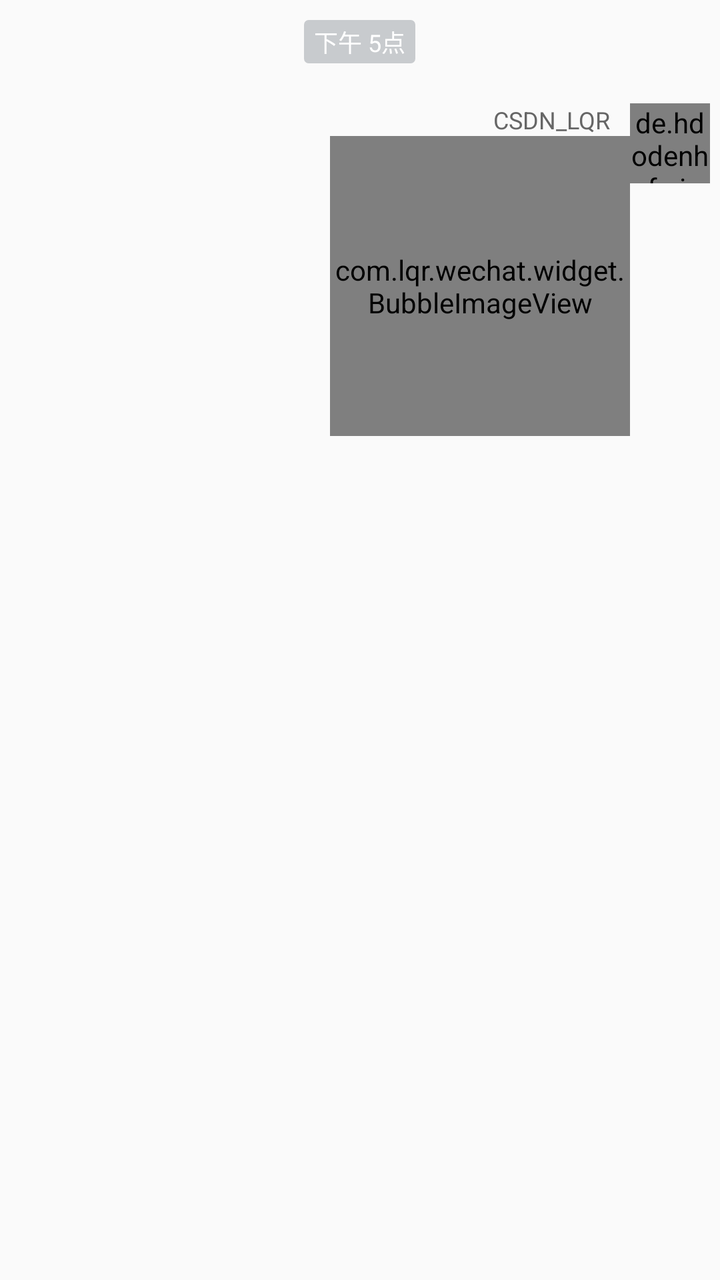
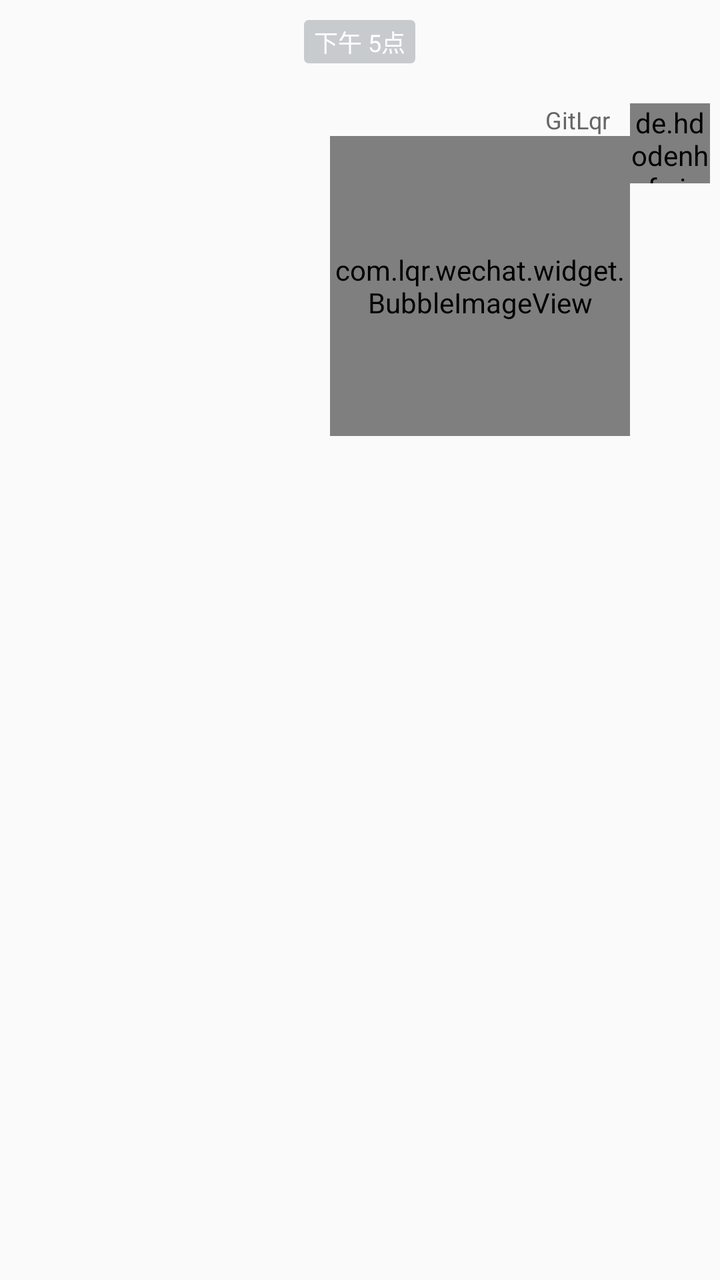

Screens rendered from an Android XML layout before and after an edit, with the pre-edit source and the edit as a unified diff.
<!-- AndroidManifest.xml: application theme AppTheme -->
<!-- res/layout/item_video_send.xml -->
<?xml version="1.0" encoding="utf-8"?>
<LinearLayout xmlns:android="http://schemas.android.com/apk/res/android"
              xmlns:app="http://schemas.android.com/apk/res-auto"
              android:layout_width="match_parent"
              android:layout_height="match_parent"
              android:orientation="vertical">

    

    <TextView
        android:id="@+id/tvTime"
        android:layout_width="wrap_content"
        android:layout_height="wrap_content"
        android:layout_gravity="center_horizontal"
        android:layout_margin="10dp"
        android:background="@drawable/shape_notification_bg"
        android:gravity="center"
        android:paddingBottom="2dp"
        android:paddingLeft="5dp"
        android:paddingRight="5dp"
        android:paddingTop="2dp"
        android:text="下午 5点"
        android:textColor="#fff"
        android:textSize="12sp"/>

    <LinearLayout
        android:layout_width="wrap_content"
        android:layout_height="wrap_content"
        android:layout_gravity="right"
        android:gravity="right"
        android:orientation="horizontal"
        android:paddingBottom="20dp"
        android:paddingLeft="5dp"
        android:paddingRight="5dp"
        android:paddingTop="10dp">

        

        <LinearLayout
            android:id="@+id/llError"
            android:layout_width="wrap_content"
            android:layout_height="wrap_content"
            android:layout_gravity="center"
            android:visibility="gone">

            <TextView
                android:id="@+id/tvRetry"
                android:layout_width="wrap_content"
                android:layout_height="wrap_content"
                android:layout_gravity="center"
                android:text="重试"/>

            <de.hdodenhof.circleimageview.CircleImageView
                android:id="@+id/ivError"
                android:layout_width="20dp"
                android:layout_height="20dp"
                android:layout_gravity="center"
                android:layout_margin="5dp"
                android:src="@mipmap/img_error"/>
        </LinearLayout>

        <LinearLayout
            android:layout_width="wrap_content"
            android:layout_height="wrap_content"
            android:gravity="right"
            android:orientation="vertical">

            <TextView
                android:id="@+id/tvName"
                android:layout_width="wrap_content"
                android:layout_height="wrap_content"
                android:layout_marginRight="10dp"
                android:text="CSDN_LQR"
                android:textColor="#666666"
                android:textSize="12sp"
                android:visibility="visible"/>

            <RelativeLayout
                android:layout_width="wrap_content"
                android:layout_height="wrap_content">

                
                <com.lqr.wechat.widget.BubbleImageView
                    android:id="@+id/bivPic"
                    android:layout_width="150dp"
                    android:layout_height="150dp"
                    android:adjustViewBounds="true"
                    android:minWidth="80dp"
                    android:scaleType="fitCenter"
                    android:src="@mipmap/dialog_toast_bg"
                    app:bubble_angle="10dp"
                    app:bubble_arrowHeight="10dp"
                    app:bubble_arrowLocation="right"
                    app:bubble_arrowOffset="-5dp"
                    app:bubble_arrowTop="20dp"
                    app:bubble_arrowWidth="8dp"
                    app:bubble_showShadow="false"
                    app:bubble_showText="false"
                    />

                <com.lqr.wechat.widget.CircularProgressBar
                    android:id="@+id/cpbLoading"
                    android:layout_width="30dp"
                    android:layout_height="30dp"
                    android:layout_centerInParent="true"
                    android:layout_marginLeft="41dp"
                    android:visibility="gone"
                    />

                <ImageView
                    android:id="@+id/ivPlay"
                    android:layout_width="30dp"
                    android:layout_height="30dp"
                    android:layout_centerInParent="true"
                    android:layout_marginLeft="41dp"
                    android:src="@mipmap/img_video_play_session"
                    android:visibility="gone"
                    />

            </RelativeLayout>
        </LinearLayout>
        

        <de.hdodenhof.circleimageview.CircleImageView
            android:id="@+id/ivAvatar"
            android:layout_width="40dp"
            android:layout_height="40dp"
            android:focusable="false"
            android:focusableInTouchMode="false"
            android:src="@mipmap/default_header"/>
    </LinearLayout>

</LinearLayout>
<!-- resources referenced by this layout -->
<resources>
  <!-- drawable shape_notification_bg (drawable) -->
  <?xml version="1.0" encoding="UTF-8"?>
  <shape xmlns:android="http://schemas.android.com/apk/res/android">
      <solid android:color="#C8CBCE" />
      <corners android:radius="2dip"/>
      <stroke
          android:width="0.5dip"
          android:color="#C8CBCE" />
  </shape>
  <!-- mipmap default_header: jpg bitmap (mipmap-hdpi, 49500 bytes) -->
  <!-- mipmap dialog_toast_bg: png bitmap (mipmap-xxhdpi, 1884 bytes) -->
  <!-- mipmap img_error: png bitmap (mipmap-hdpi, 820 bytes) -->
  <!-- mipmap img_video_play_session: png bitmap (mipmap-hdpi, 1190 bytes) -->
  <style name="AppTheme" parent="Theme.AppCompat.Light.NoActionBar">
          
          <item name="colorPrimary">@color/colorPrimary</item>
          <item name="colorPrimaryDark">@color/colorPrimaryDark</item>
          <item name="colorAccent">@color/colorAccent</item>
          
          <item name="android:windowAnimationStyle">@style/activityAnimation</item>
      </style>
  <color name="colorPrimary">#393A3F</color>
  <color name="colorPrimaryDark">#303135</color>
  <color name="colorAccent">#7e7e7e</color>
  <style name="activityAnimation" parent="@android:style/Animation">
          <item name="android:activityOpenEnterAnimation">@anim/slide_right_in</item>
          <item name="android:activityOpenExitAnimation">@anim/slide_left_out</item>
          <item name="android:activityCloseEnterAnimation">@anim/slide_left_in</item>
          <item name="android:activityCloseExitAnimation">@anim/slide_right_out</item>
      </style>
</resources>

<!-- the commit's change to res/layout/item_video_send.xml (unified diff, before → after) -->
@@ -70,7 +70,7 @@
                 android:layout_width="wrap_content"
                 android:layout_height="wrap_content"
                 android:layout_marginRight="10dp"
-                android:text="CSDN_LQR"
+                android:text="GitLqr"
                 android:textColor="#666666"
                 android:textSize="12sp"
                 android:visibility="visible"/>
